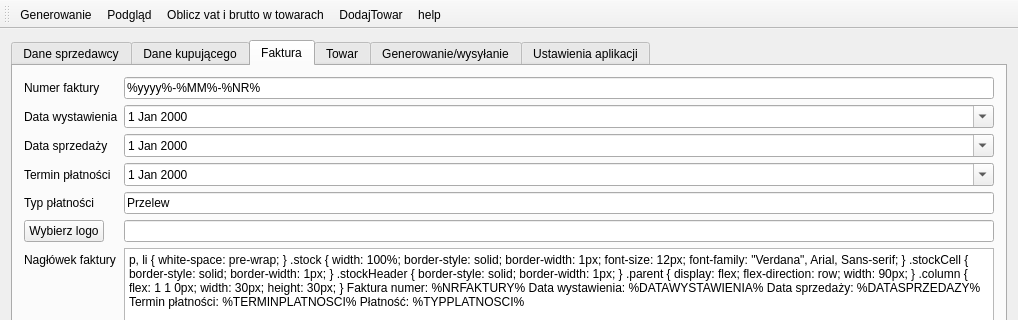
Razikus/Fakturka, file src/mainwindow.ui: the form before one commit; both pictures show x 0 to 1018 and y 0 to 320 of the 1018 by 687 pixel window.
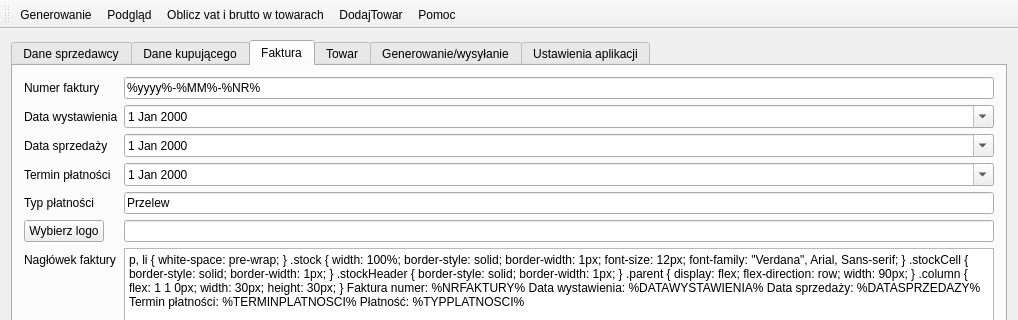
The form after the commit. The open tabs and pages were chosen to show the change. Icons and pictures are not drawn.

What changed in the file:
```diff
--- a/src/mainwindow.ui
+++ b/src/mainwindow.ui
@@ -928,7 +928,7 @@
      <normaloff>:/question.png</normaloff>:/question.png</iconset>
    </property>
    <property name="text">
-    <string>help</string>
+    <string>Pomoc</string>
    </property>
    <property name="shortcut">
     <string>Ctrl+/</string>
```
Left out of the diff: 238 changed lines with no effect on the pictures.
